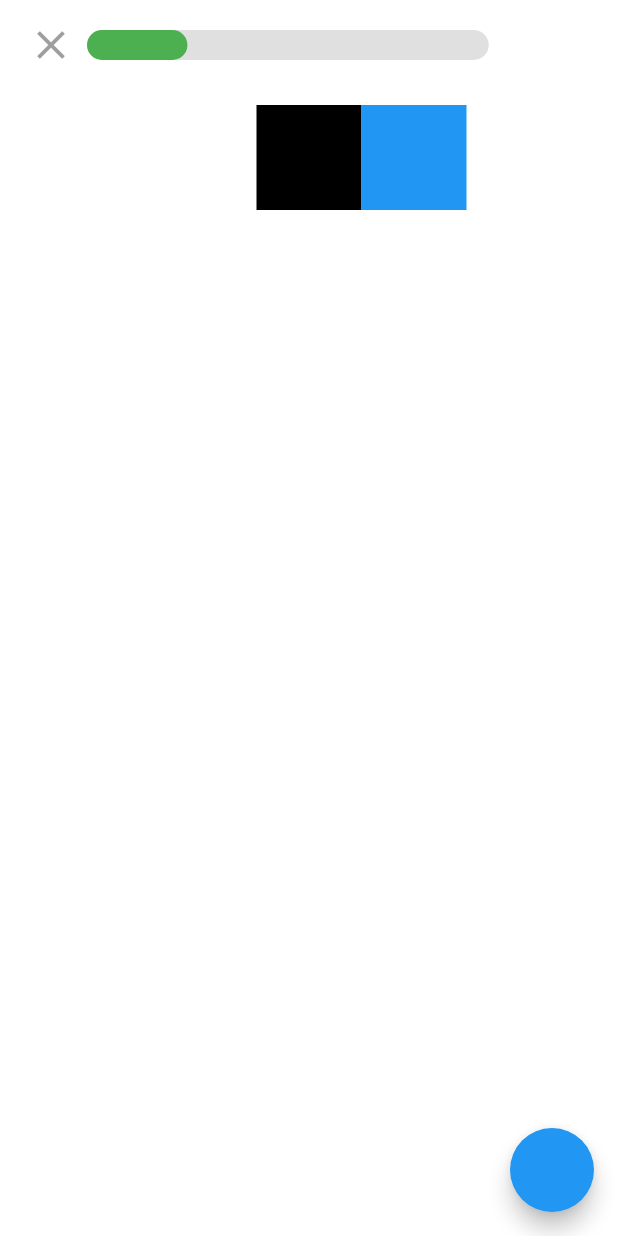
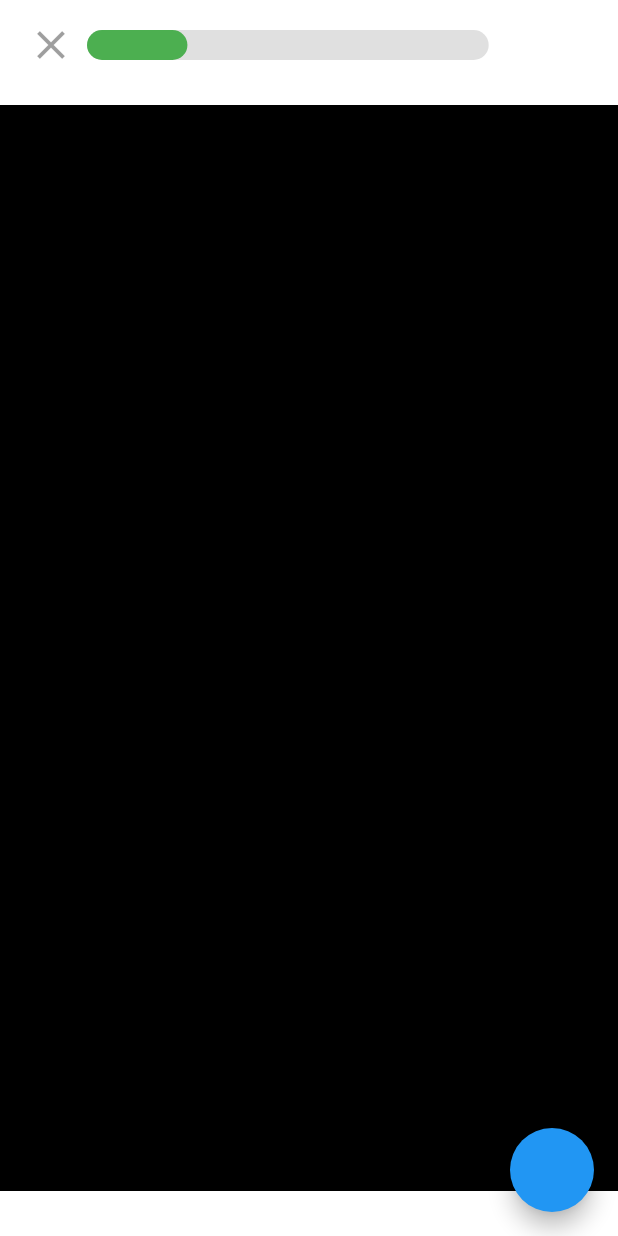
Before and after one commit to PACOdergod/duo2, a Flutter app: the screen it shows after launch, on a phone screen of 412 x 824 dp. Run offline on Flutter 3.47's test engine with Material 2 defaults, Android fonts, the phone set to English and light mode, and no system bars; our stand-ins replace get.

Commit message:
ya cambia entre 2 widgets que ocupen todo el ancho

```diff
--- a/lib/src/pages/lesson_page.dart
+++ b/lib/src/pages/lesson_page.dart
@@ -150,6 +150,7 @@ class _LessonBodyState extends State<LessonBody>
 
             Stack(
               children: [
+
                 SlideTransition(
                   position: Tween(begin: Offset(0, 0), end: Offset(-1, 0))
                   .animate(controller),
@@ -183,8 +184,8 @@ class Cuadrado extends StatelessWidget {
     @override
     Widget build(BuildContext context) {
     return Container(
-      width: 70,
-      height: 70,
+      width: MediaQuery.of(context).size.width,
+      height: MediaQuery.of(context).size.height-100,
       decoration: BoxDecoration(
         color: this.color
       ),
```
